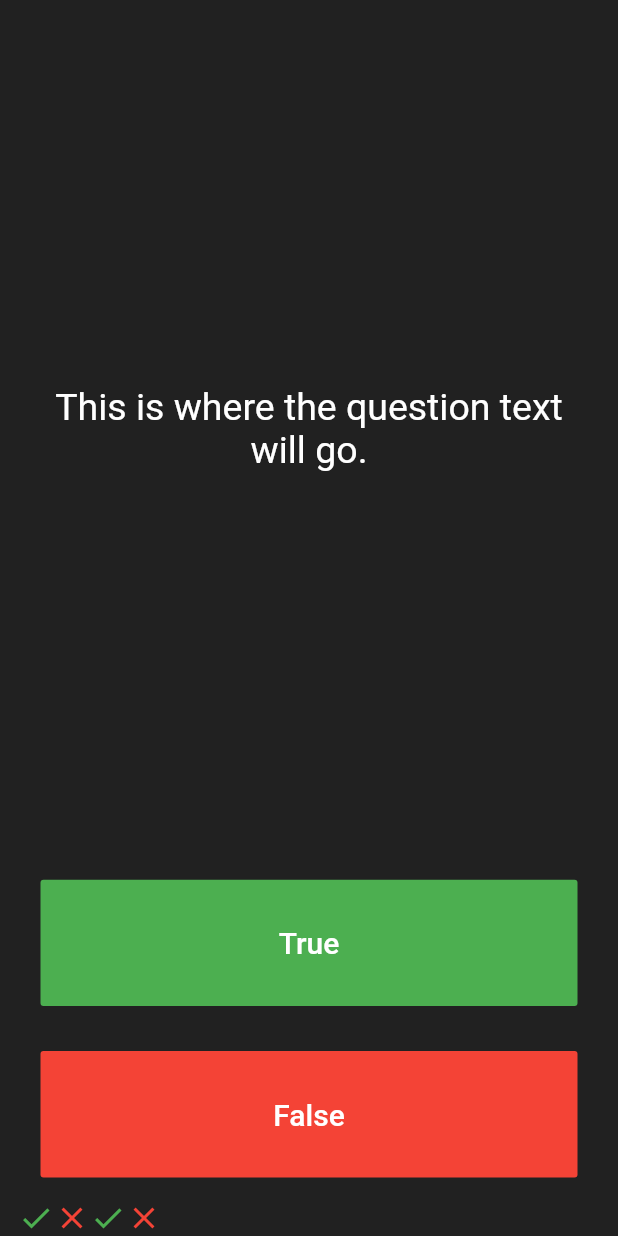
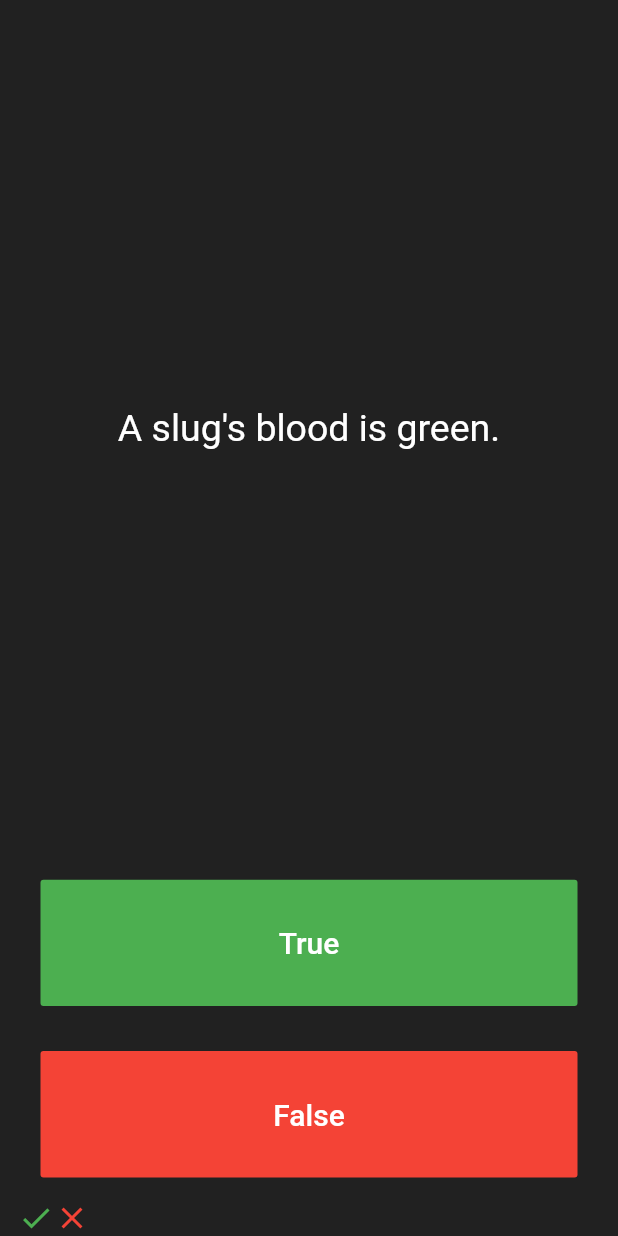
Before and after one commit to patelprashant/flutter_quiz_app, a Flutter app: the screen it shows after launch, after a tap on "True", after a tap on "False", on a phone screen of 412 x 824 dp. Run offline on Flutter 3.47's test engine with Material 2 defaults, Android fonts, the phone set to English and light mode, and no system bars.

Commit message:
Added questions and answers list

```diff
--- a/lib/main.dart
+++ b/lib/main.dart
@@ -33,16 +33,15 @@ class QuizPage extends StatefulWidget {
 }
 
 class _QuizPageState extends State<QuizPage> {
-  List<Icon> scoreKeeper = [
-    Icon(
-      Icons.check,
-      color: Colors.green,
-    ),
-    Icon(
-      Icons.close,
-      color: Colors.red,
-    ),
+  int queNumber = 0;
+  List<Icon> scoreKeeper = [];
+  List<String> questions = [
+    'You can lead a cow down stairs but not up stairs.',
+    'Approximately one quarter of human bones are in the feet.',
+    'A slug\'s blood is green.',
   ];
+  List<bool> answers = [false, true, true];
+
   @override
   Widget build(BuildContext context) {
     return Column(
@@ -55,7 +54,7 @@ class _QuizPageState extends State<QuizPage> {
             padding: EdgeInsets.all(10.0),
             child: Center(
               child: Text(
-                'This is where the question text will go.',
+                questions[queNumber],
                 textAlign: TextAlign.center,
                 style: TextStyle(
                   fontSize: 25.0,
@@ -79,7 +78,10 @@ class _QuizPageState extends State<QuizPage> {
                 ),
               ),
               onPressed: () {
+                print(queNumber);
+
                 setState(() {
+                  queNumber++;
                   scoreKeeper.add(Icon(
                     Icons.check,
                     color: Colors.green,
@@ -102,7 +104,9 @@ class _QuizPageState extends State<QuizPage> {
                 ),
               ),
               onPressed: () {
+                print(queNumber);
                 setState(() {
+                  queNumber++;
                   scoreKeeper.add(Icon(
                     Icons.close,
                     color: Colors.red,
```
